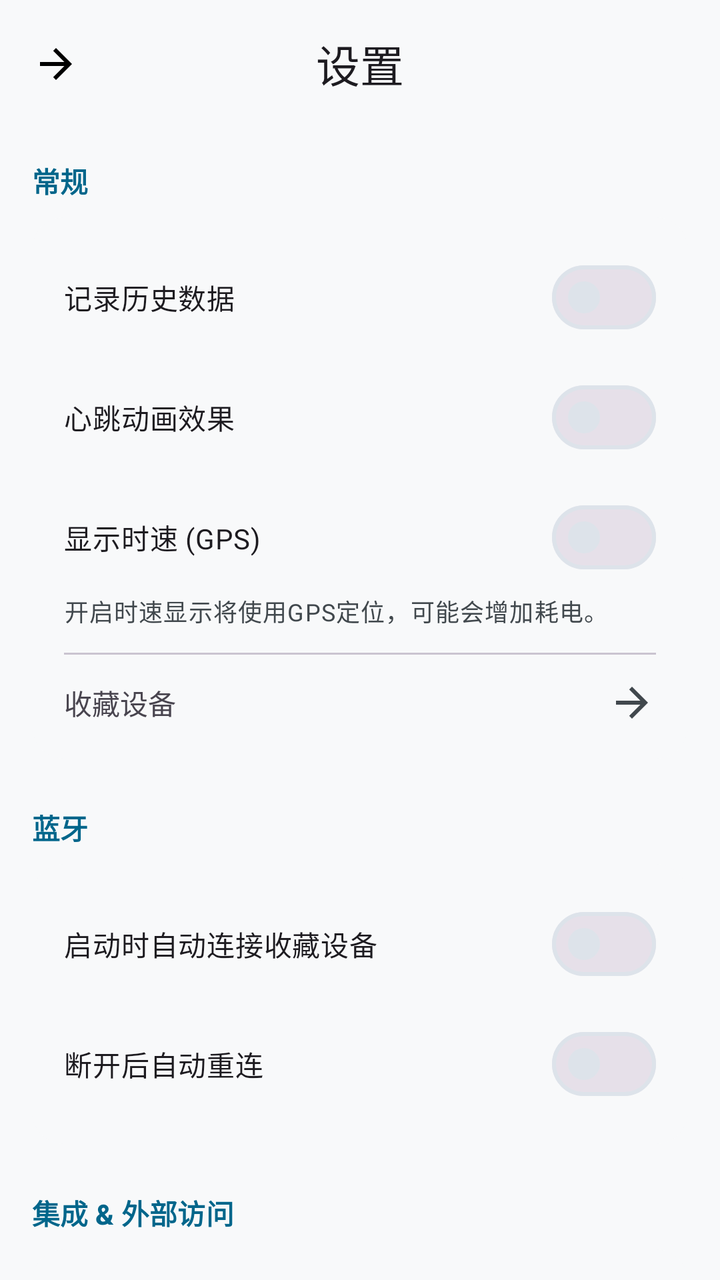
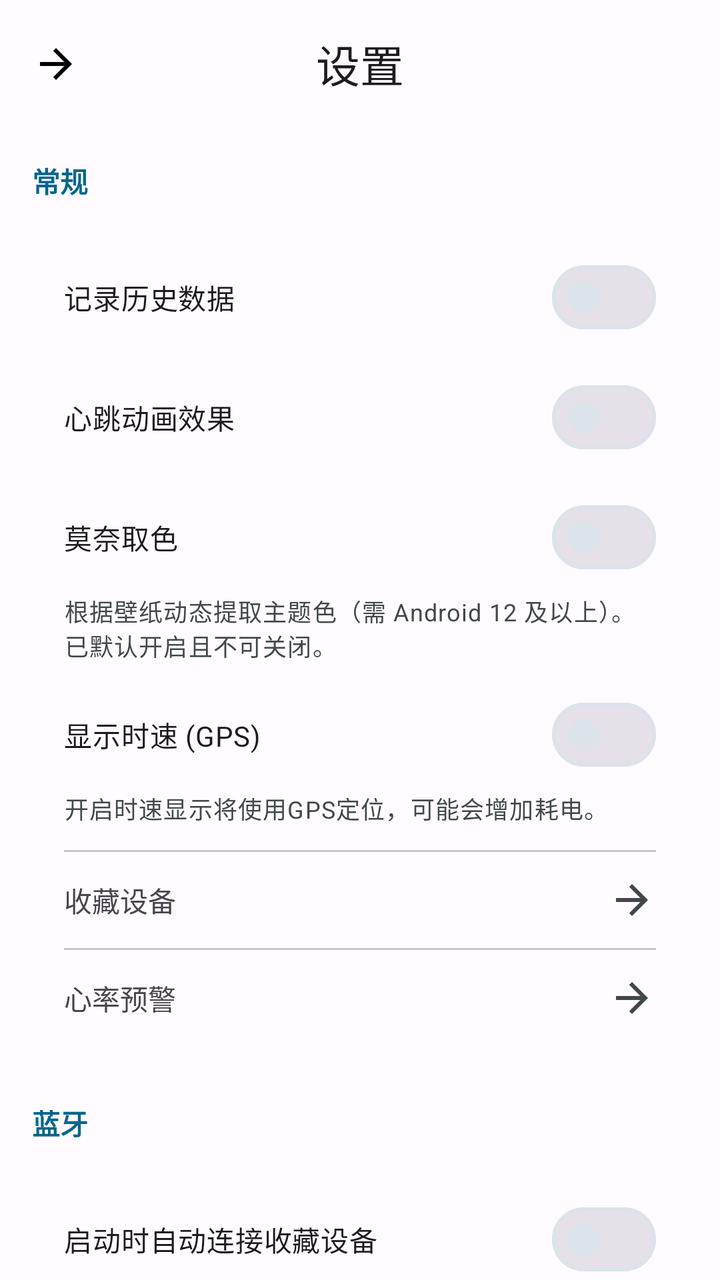

An Android layout rendered at two revisions. The XML below is the earlier revision; the diff shows what the commit changed to produce the second picture.
<!-- AndroidManifest.xml: application theme Theme.HeartRateMonitorMobile -->
<!-- res/layout/activity_settings.xml -->
<?xml version="1.0" encoding="utf-8"?>
<androidx.coordinatorlayout.widget.CoordinatorLayout xmlns:android="http://schemas.android.com/apk/res/android"
    xmlns:app="http://schemas.android.com/apk/res-auto"
    xmlns:tools="http://schemas.android.com/tools"
    android:layout_width="match_parent"
    android:layout_height="match_parent"
    android:background="?attr/colorSurface"
    android:fitsSystemWindows="true"
    tools:context=".ui.settings.SettingsActivity">

    <com.google.android.material.appbar.AppBarLayout
        android:layout_width="match_parent"
        android:layout_height="wrap_content"
        android:background="?attr/colorSurface"
        app:elevation="0dp">

        <com.google.android.material.appbar.MaterialToolbar
            android:id="@+id/toolbar"
            style="@style/Widget.App.Toolbar"
            android:layout_width="match_parent"
            android:layout_height="?attr/actionBarSize"
            app:navigationIcon="@drawable/ic_arrow_forward"
            app:title="设置" />
    </com.google.android.material.appbar.AppBarLayout>

    <androidx.core.widget.NestedScrollView
        android:layout_width="match_parent"
        android:layout_height="match_parent"
        app:layout_behavior="@string/appbar_scrolling_view_behavior">

        <LinearLayout
            android:layout_width="match_parent"
            android:layout_height="wrap_content"
            android:orientation="vertical"
            android:padding="16dp">

            <TextView
                style="@style/TextAppearance.App.SettingSection"
                android:layout_width="wrap_content"
                android:layout_height="wrap_content"
                android:layout_marginBottom="8dp"
                android:text="常规" />

            <com.google.android.material.card.MaterialCardView
                style="@style/Widget.App.Card"
                android:layout_width="match_parent"
                android:layout_height="wrap_content">

                <LinearLayout
                    android:layout_width="match_parent"
                    android:layout_height="wrap_content"
                    android:orientation="vertical"
                    android:padding="16dp">

                    <com.google.android.material.materialswitch.MaterialSwitch
                        android:id="@+id/historyRecordingSwitch"
                        style="@style/SettingsRow"
                        android:layout_marginBottom="12dp"
                        android:padding="0dp"
                        android:text="记录历史数据" />

                    <com.google.android.material.materialswitch.MaterialSwitch
                        android:id="@+id/heartbeatAnimationSwitch"
                        style="@style/SettingsRow"
                        android:layout_marginBottom="12dp"
                        android:padding="0dp"
                        android:text="心跳动画效果" />

                    <LinearLayout
                        android:layout_width="match_parent"
                        android:layout_height="wrap_content"
                        android:orientation="vertical">

                        <com.google.android.material.materialswitch.MaterialSwitch
                            android:id="@+id/speedDisplaySwitch"
                            style="@style/SettingsRow"
                            android:padding="0dp"
                            android:text="显示时速 (GPS)" />

                        <TextView
                            android:layout_width="match_parent"
                            android:layout_height="wrap_content"
                            android:paddingTop="4dp"
                            android:text="开启时速显示将使用GPS定位，可能会增加耗电。"
                            android:textAppearance="?attr/textAppearanceBodySmall"
                            android:textColor="?attr/colorOnSurfaceVariant" />
                    </LinearLayout>

                    <View
                        android:layout_width="match_parent"
                        android:layout_height="1dp"
                        android:layout_marginVertical="12dp"
                        android:background="?attr/colorOutlineVariant" />

                    <TextView
                        android:id="@+id/favoriteDevicesLink"
                        style="@style/SettingsRow"
                        android:background="?attr/selectableItemBackground"
                        android:clickable="true"
                        android:focusable="true"
                        android:padding="0dp"
                        android:text="收藏设备"
                        app:drawableEndCompat="@drawable/ic_arrow_forward"
                        app:drawableTint="?attr/colorOnSurfaceVariant" />
                </LinearLayout>
            </com.google.android.material.card.MaterialCardView>

            <TextView
                style="@style/TextAppearance.App.SettingSection"
                android:layout_width="wrap_content"
                android:layout_height="wrap_content"
                android:layout_marginTop="24dp"
                android:layout_marginBottom="8dp"
                android:text="蓝牙" />

            <com.google.android.material.card.MaterialCardView
                style="@style/Widget.App.Card"
                android:layout_width="match_parent"
                android:layout_height="wrap_content">

                <LinearLayout
                    android:layout_width="match_parent"
                    android:layout_height="wrap_content"
                    android:orientation="vertical"
                    android:padding="16dp">

                    <com.google.android.material.materialswitch.MaterialSwitch
                        android:id="@+id/autoConnectSwitch"
                        style="@style/SettingsRow"
                        android:layout_marginBottom="12dp"
                        android:padding="0dp"
                        android:text="启动时自动连接收藏设备" />

                    <com.google.android.material.materialswitch.MaterialSwitch
                        android:id="@+id/autoReconnectSwitch"
                        style="@style/SettingsRow"
                        android:padding="0dp"
                        android:text="断开后自动重连" />
                </LinearLayout>
            </com.google.android.material.card.MaterialCardView>

            <TextView
                style="@style/TextAppearance.App.SettingSection"
                android:layout_width="wrap_content"
                android:layout_height="wrap_content"
                android:layout_marginTop="24dp"
                android:layout_marginBottom="8dp"
                android:text="集成 &amp; 外部访问" />

            <com.google.android.material.card.MaterialCardView
                style="@style/Widget.App.Card"
                android:layout_width="match_parent"
                android:layout_height="wrap_content">

                <LinearLayout
                    android:layout_width="match_parent"
                    android:layout_height="wrap_content"
                    android:orientation="vertical"
                    android:padding="0dp">

                    <TextView
                        android:id="@+id/serverSettingsLink"
                        style="@style/SettingsRow"
                        android:background="?attr/selectableItemBackground"
                        android:clickable="true"
                        android:focusable="true"
                        android:padding="16dp"
                        android:text="HTTP &amp; WebSocket 服务器"
                        app:drawableEndCompat="@drawable/ic_arrow_forward"
                        app:drawableTint="?attr/colorOnSurfaceVariant" />

                    <View
                        android:layout_width="match_parent"
                        android:layout_height="1dp"
                        android:layout_marginHorizontal="16dp"
                        android:background="?attr/colorOutlineVariant" />

                    <TextView
                        android:id="@+id/webhookSettingsLink"
                        style="@style/SettingsRow"
                        android:background="?attr/selectableItemBackground"
                        android:clickable="true"
                        android:focusable="true"
                        android:padding="16dp"
                        android:text="Webhook 设置"
                        app:drawableEndCompat="@drawable/ic_arrow_forward"
                        app:drawableTint="?attr/colorOnSurfaceVariant" />
                </LinearLayout>
            </com.google.android.material.card.MaterialCardView>

            <TextView
                style="@style/TextAppearance.App.SettingSection"
                android:layout_width="wrap_content"
                android:layout_height="wrap_content"
                android:layout_marginTop="24dp"
                android:layout_marginBottom="8dp"
                android:text="状态栏常驻" />

            <com.google.android.material.card.MaterialCardView
                style="@style/Widget.App.Card"
                android:layout_width="match_parent"
                android:layout_height="wrap_content">

                <LinearLayout
                    android:layout_width="match_parent"
                    android:layout_height="wrap_content"
                    android:orientation="vertical"
                    android:padding="16dp">

                    <com.google.android.material.materialswitch.MaterialSwitch
                        android:id="@+id/statusBarResidentSwitch"
                        style="@style/SettingsRow"
                        android:layout_marginBottom="12dp"
                        android:padding="0dp"
                        android:text="状态栏常驻心率" />

                    <TextView
                        android:layout_width="match_parent"
                        android:layout_height="wrap_content"
                        android:paddingTop="4dp"
                        android:text="在顶部状态栏显示实时心率（需悬浮窗权限）"
                        android:textAppearance="?attr/textAppearanceBodySmall"
                        android:textColor="?attr/colorOnSurfaceVariant" />

                    <com.google.android.material.materialswitch.MaterialSwitch
                        android:id="@+id/statusBarBpmTextSwitch"
                        style="@style/SettingsRow"
                        android:layout_marginTop="12dp"
                        android:layout_marginBottom="4dp"
                        android:padding="0dp"
                        android:text="显示 'bpm' 单位" />

                    <TextView
                        style="@style/SettingsSubLabel"
                        android:layout_marginTop="16dp"
                        android:layout_marginBottom="4dp"
                        android:text="水平位置" />

                    <SeekBar
                        android:id="@+id/statusBarXPositionSeekBar"
                        style="@style/SettingsSeekBar"
                        android:layout_marginBottom="12dp"
                        android:max="100"
                        android:progress="0" />

                    <TextView
                        style="@style/SettingsSubLabel"
                        android:layout_marginBottom="4dp"
                        android:text="垂直微调" />

                    <SeekBar
                        android:id="@+id/statusBarYOffsetSeekBar"
                        style="@style/SettingsSeekBar"
                        android:layout_marginBottom="12dp"
                        android:max="20"
                        android:progress="10" />

                    <TextView
                        style="@style/SettingsSubLabel"
                        android:layout_marginBottom="4dp"
                        android:text="整体大小" />

                    <SeekBar
                        android:id="@+id/statusBarSizeSeekBar"
                        style="@style/SettingsSeekBar"
                        android:layout_marginBottom="12dp"
                        android:max="200"
                        android:progress="100" />

                    <TextView
                        style="@style/SettingsSubLabel"
                        android:layout_marginBottom="4dp"
                        android:text="文字粗细" />

                    <SeekBar
                        android:id="@+id/statusBarTextThicknessSeekBar"
                        style="@style/SettingsSeekBar"
                        android:max="100"
                        android:progress="0" />

                    <TextView
                        style="@style/SettingsSubLabel"
                        android:layout_marginTop="16dp"
                        android:layout_marginBottom="4dp"
                        android:text="文字颜色" />

                    <com.google.android.material.materialswitch.MaterialSwitch
                        android:id="@+id/statusBarAutoColorSwitch"
                        style="@style/SettingsRow"
                        android:layout_marginTop="12dp"
                        android:layout_marginBottom="4dp"
                        android:padding="0dp"
                        android:text="自动识别屏幕颜色" />

                    <TextView
                        android:layout_width="match_parent"
                        android:layout_height="wrap_content"
                        android:paddingTop="4dp"
                        android:text="通过截屏采样状态栏区域亮度，自动切换黑/白文字。需要一次录屏授权，会增加少量耗电；服务被系统杀死后重启需重新授权。"
                        android:textAppearance="?attr/textAppearanceBodySmall"
                        android:textColor="?attr/colorOnSurfaceVariant" />

                    <com.google.android.material.materialswitch.MaterialSwitch
                        android:id="@+id/statusBarWhiteTextSwitch"
                        style="@style/SettingsRow"
                        android:layout_marginTop="12dp"
                        android:layout_marginBottom="4dp"
                        android:padding="0dp"
                        android:text="使用白色文字" />

                    <TextView
                        android:layout_width="match_parent"
                        android:layout_height="wrap_content"
                        android:paddingTop="4dp"
                        android:text="关闭“自动识别”时生效。默认关闭即为纯黑文字。"
                        android:textAppearance="?attr/textAppearanceBodySmall"
                        android:textColor="?attr/colorOnSurfaceVariant" />
                </LinearLayout>
            </com.google.android.material.card.MaterialCardView>

            <TextView
                style="@style/TextAppearance.App.SettingSection"
                android:layout_width="wrap_content"
                android:layout_height="wrap_content"
                android:layout_marginTop="24dp"
                android:layout_marginBottom="8dp"
                android:text="悬浮窗样式" />

            <com.google.android.material.card.MaterialCardView
                style="@style/Widget.App.Card"
                android:layout_width="match_parent"
                android:layout_height="wrap_content">

                <LinearLayout
                    android:layout_width="match_parent"
                    android:layout_height="wrap_content"
                    android:orientation="vertical"
                    android:padding="16dp">

                    <com.google.android.material.materialswitch.MaterialSwitch
                        android:id="@+id/bpmTextSwitch"
                        style="@style/SettingsRow"
                        android:layout_marginBottom="12dp"
                        android:padding="0dp"
                        android:text="显示 'bpm' 文字" />

                    <com.google.android.material.materialswitch.MaterialSwitch
                        android:id="@+id/heartIconSwitch"
                        style="@style/SettingsRow"
                        android:layout_marginBottom="16dp"
                        android:padding="0dp"
                        android:text="显示心形图标" />

                    <TextView
                        style="@style/SettingsSubLabel"
                        android:layout_marginBottom="4dp"
                        android:text="整体大小" />

                    <SeekBar
                        android:id="@+id/sizeSeekBar"
                        style="@style/SettingsSeekBar"
                        android:layout_marginBottom="12dp"
                        android:max="200"
                        android:progress="100" />

                    <TextView
                        style="@style/SettingsSubLabel"
                        android:layout_marginBottom="4dp"
                        android:text="图标大小" />

                    <SeekBar
                        android:id="@+id/iconSizeSeekBar"
                        style="@style/SettingsSeekBar"
                        android:layout_marginBottom="12dp"
                        android:max="200"
                        android:progress="100" />

                    <TextView
                        style="@style/SettingsSubLabel"
                        android:layout_marginBottom="4dp"
                        android:text="圆角半径" />

                    <SeekBar
                        android:id="@+id/cornerRadiusSeekBar"
                        style="@style/SettingsSeekBar"
                        android:layout_marginBottom="12dp"
                        android:max="100"
                        android:progress="50" />

                    <TextView
                        style="@style/SettingsSubLabel"
                        android:layout_marginBottom="4dp"
                        android:text="背景不透明度" />

                    <SeekBar
                        android:id="@+id/bgAlphaSeekBar"
                        style="@style/SettingsSeekBar"
                        android:layout_marginBottom="12dp"
                        android:max="100"
                        android:progress="80" />

                    <TextView
                        style="@style/SettingsSubLabel"
                        android:layout_marginBottom="4dp"
                        android:text="边框不透明度" />

                    <SeekBar
                        android:id="@+id/borderAlphaSeekBar"
                        style="@style/SettingsSeekBar"
                        android:max="100"
                        android:progress="100" />

                    <LinearLayout
                        android:layout_width="match_parent"
                        android:layout_height="wrap_content"
                        android:layout_marginTop="16dp"
                        android:orientation="horizontal">

                        <LinearLayout
                            android:layout_width="0dp"
                            android:layout_height="wrap_content"
                            android:layout_weight="1"
                            android:gravity="center"
                            android:orientation="vertical">

                            <View
                                android:id="@+id/textColorPreview"
                                style="@style/ColorPreview"
                                android:background="@android:color/black" />

                            <TextView
                                android:layout_width="wrap_content"
                                android:layout_height="wrap_content"
                                android:layout_marginTop="8dp"
                                android:text="文本"
                                android:textAppearance="?attr/textAppearanceBodySmall" />
                        </LinearLayout>

                        <LinearLayout
                            android:layout_width="0dp"
                            android:layout_height="wrap_content"
                            android:layout_weight="1"
                            android:gravity="center"
                            android:orientation="vertical">

                            <View
                                android:id="@+id/bgColorPreview"
                                style="@style/ColorPreview"
                                android:background="@android:color/black" />

                            <TextView
                                android:layout_width="wrap_content"
                                android:layout_height="wrap_content"
                                android:layout_marginTop="8dp"
                                android:text="背景"
                                android:textAppearance="?attr/textAppearanceBodySmall" />
                        </LinearLayout>

                        <LinearLayout
                            android:layout_width="0dp"
                            android:layout_height="wrap_content"
                            android:layout_weight="1"
                            android:gravity="center"
                            android:orientation="vertical">

                            <View
                                android:id="@+id/borderColorPreview"
                                style="@style/ColorPreview"
                                android:background="@android:color/darker_gray" />

                            <TextView
                                android:layout_width="wrap_content"
                                android:layout_height="wrap_content"
                                android:layout_marginTop="8dp"
                                android:text="边框"
                                android:textAppearance="?attr/textAppearanceBodySmall" />
                        </LinearLayout>

                    </LinearLayout>
                </LinearLayout>
            </com.google.android.material.card.MaterialCardView>

            <TextView
                style="@style/TextAppearance.App.SettingSection"
                android:layout_width="wrap_content"
                android:layout_height="wrap_content"
                android:layout_marginTop="24dp"
                android:layout_marginBottom="8dp"
                android:text="关于" />

            <com.google.android.material.card.MaterialCardView
                style="@style/Widget.App.Card"
                android:layout_width="match_parent"
                android:layout_height="wrap_content">

                <LinearLayout
                    android:layout_width="match_parent"
                    android:layout_height="wrap_content"
                    android:orientation="vertical"
                    android:padding="0dp">

                    <LinearLayout
                        android:layout_width="match_parent"
                        android:layout_height="wrap_content"
                        android:orientation="horizontal"
                        android:padding="16dp">

                        <TextView
                            android:layout_width="wrap_content"
                            android:layout_height="wrap_content"
                            android:text="版本"
                            android:textAppearance="?attr/textAppearanceBodyLarge" />

                        <TextView
                            android:id="@+id/appVersionText"
                            android:layout_width="wrap_content"
                            android:layout_height="wrap_content"
                            android:layout_marginStart="8dp"
                            android:text="1.0.0"
                            android:textAppearance="?attr/textAppearanceBodyLarge"
                            android:textColor="?attr/colorOnSurfaceVariant" />
                    </LinearLayout>

                    <View
                        android:layout_width="match_parent"
                        android:layout_height="1dp"
                        android:layout_marginHorizontal="16dp"
                        android:background="?attr/colorOutlineVariant" />

                    <TextView
                        android:id="@+id/githubLink"
                        android:layout_width="match_parent"
                        android:layout_height="wrap_content"
                        android:background="?attr/selectableItemBackground"
                        android:clickable="true"
                        android:focusable="true"
                        android:padding="16dp"
                        android:text="访问 GitHub 仓库"
                        android:textColor="?attr/colorPrimary"
                        android:textStyle="bold"
                        app:drawableEndCompat="@drawable/ic_github"
                        app:drawableTint="?attr/colorPrimary" />

                </LinearLayout>
            </com.google.android.material.card.MaterialCardView>

            <Space
                android:layout_width="match_parent"
                android:layout_height="32dp" />

        </LinearLayout>
    </androidx.core.widget.NestedScrollView>
</androidx.coordinatorlayout.widget.CoordinatorLayout>
<!-- resources referenced by this layout -->
<resources>
  <style name="ColorPreview">
          <item name="android:layout_width">40dp</item>
          <item name="android:layout_height">40dp</item>
          <item name="android:background">@drawable/background_card_status</item>
          <item name="shapeAppearanceOverlay">@style/ShapeAppearance.Material3.Corner.Medium</item>
      </style>
  <style name="SettingsSeekBar">
          <item name="android:layout_width">match_parent</item>
          <item name="android:layout_height">wrap_content</item>
          <item name="android:layout_marginTop">4dp</item>
      </style>
  <style name="TextAppearance.App.SettingSection" parent="TextAppearance.Material3.TitleSmall">
          <item name="android:textColor">?attr/colorPrimary</item>
          <item name="android:textStyle">bold</item>
      </style>
  <style name="Widget.App.Card" parent="Widget.Material3.CardView.Filled">
          <item name="cardBackgroundColor">?attr/colorSurfaceContainerLow</item>
          <item name="cardCornerRadius">16dp</item>
          <item name="cardElevation">0dp</item>
          <item name="strokeWidth">0dp</item>
      </style>
  <style name="Widget.App.Toolbar" parent="Widget.Material3.Toolbar">
          <item name="android:background">@android:color/transparent</item>
          <item name="titleCentered">true</item>
          <item name="titleTextAppearance">?attr/textAppearanceTitleLarge</item>
      </style>
  <style name="Theme.HeartRateMonitorMobile" parent="Theme.Material3.DayNight.NoActionBar">
          <item name="colorPrimary">@color/primary_light</item>
          <item name="colorOnPrimary">@color/on_primary_light</item>
          <item name="colorPrimaryContainer">@color/primary_container_light</item>
          <item name="colorOnPrimaryContainer">@color/on_primary_container_light</item>
          <item name="android:colorBackground">@color/background_light</item>
          <item name="colorOnBackground">@color/on_background_light</item>
          <item name="colorSurface">@color/surface_light</item>
          <item name="colorOnSurface">@color/on_surface_light</item>
          <item name="colorSurfaceVariant">@color/surface_variant_light</item>
          <item name="colorOnSurfaceVariant">@color/on_surface_variant_light</item>
          <item name="colorSurfaceContainerLow">@color/surface_light</item>
          <item name="colorSurfaceContainer">@color/surface_light</item>
          <item name="colorSurfaceContainerHigh">@color/surface_variant_light</item>
          <item name="colorOutline">@color/surface_variant_light</item>
  
          <item name="android:statusBarColor">@android:color/transparent</item>
          <item name="android:windowLightStatusBar">true</item>
          <item name="android:windowBackground">@color/background_light</item>
      </style>
  <style name="SettingsLabel">
          <item name="android:layout_width">0dp</item>
          <item name="android:layout_height">wrap_content</item>
          <item name="android:layout_weight">1</item>
          <item name="android:textAppearance">?attr/textAppearanceBodyLarge</item>
          <item name="android:textColor">?attr/colorOnSurface</item>
      </style>
  <color name="primary_light">#00668B</color>
  <color name="on_primary_light">#FFFFFF</color>
  <color name="primary_container_light">#C3E8FF</color>
  <color name="on_primary_container_light">#001F2D</color>
  <color name="background_light">#F8F9FA</color>
  <color name="on_background_light">#191C1E</color>
  <color name="surface_light">#F8F9FA</color>
  <color name="on_surface_light">#191C1E</color>
  <color name="surface_variant_light">#DDE3EA</color>
  <color name="on_surface_variant_light">#41484D</color>
  <!-- unchanged entries left out for length: 5 -->
</resources>

<!-- the commit's change to res/layout/activity_settings.xml (unified diff, before → after) -->
@@ -5,10 +5,10 @@
     android:layout_width="match_parent"
     android:layout_height="match_parent"
     android:background="?attr/colorSurface"
-    android:fitsSystemWindows="true"
     tools:context=".ui.settings.SettingsActivity">
 
     <com.google.android.material.appbar.AppBarLayout
+        android:id="@+id/appBar"
         android:layout_width="match_parent"
         android:layout_height="wrap_content"
         android:background="?attr/colorSurface"
@@ -69,6 +69,27 @@
                     <LinearLayout
                         android:layout_width="match_parent"
                         android:layout_height="wrap_content"
+                        android:layout_marginBottom="12dp"
+                        android:orientation="vertical">
+
+                        <com.google.android.material.materialswitch.MaterialSwitch
+                            android:id="@+id/monetColorSwitch"
+                            style="@style/SettingsRow"
+                            android:padding="0dp"
+                            android:text="莫奈取色" />
+
+                        <TextView
+                            android:layout_width="match_parent"
+                            android:layout_height="wrap_content"
+                            android:paddingTop="4dp"
+                            android:text="根据壁纸动态提取主题色（需 Android 12 及以上）。已默认开启且不可关闭。"
+                            android:textAppearance="?attr/textAppearanceBodySmall"
+                            android:textColor="?attr/colorOnSurfaceVariant" />
+                    </LinearLayout>
+
+                    <LinearLayout
+                        android:layout_width="match_parent"
+                        android:layout_height="wrap_content"
                         android:orientation="vertical">
 
                         <com.google.android.material.materialswitch.MaterialSwitch
@@ -100,6 +121,23 @@
                         android:focusable="true"
                         android:padding="0dp"
                         android:text="收藏设备"
+                        app:drawableEndCompat="@drawable/ic_arrow_forward"
+                        app:drawableTint="?attr/colorOnSurfaceVariant" />
+
+                    <View
+                        android:layout_width="match_parent"
+                        android:layout_height="1dp"
+                        android:layout_marginVertical="12dp"
+                        android:background="?attr/colorOutlineVariant" />
+
+                    <TextView
+                        android:id="@+id/heartRateAlarmLink"
+                        style="@style/SettingsRow"
+                        android:background="?attr/selectableItemBackground"
+                        android:clickable="true"
+                        android:focusable="true"
+                        android:padding="0dp"
+                        android:text="心率预警"
                         app:drawableEndCompat="@drawable/ic_arrow_forward"
                         app:drawableTint="?attr/colorOnSurfaceVariant" />
                 </LinearLayout>
@@ -337,6 +375,14 @@
                     android:orientation="vertical"
                     android:padding="16dp">
 
+                    <TextView
+                        android:layout_width="match_parent"
+                        android:layout_height="wrap_content"
+                        android:layout_marginBottom="12dp"
+                        android:text="长按悬浮窗开启触摸穿透，开启后触摸直接传递给下方应用，不影响手机其他操作。再次长按悬浮窗或点击通知栏按钮关闭。"
+                        android:textAppearance="?attr/textAppearanceBodySmall"
+                        android:textColor="?attr/colorOnSurfaceVariant" />
+
                     <com.google.android.material.materialswitch.MaterialSwitch
                         android:id="@+id/bpmTextSwitch"
                         style="@style/SettingsRow"
<!-- resource entries referenced after the edit -->
@@ -44,6 +44,8 @@
   
           <item name="android:statusBarColor">@android:color/transparent</item>
           <item name="android:windowLightStatusBar">true</item>
+          <item name="android:navigationBarColor">@android:color/transparent</item>
+          <item name="android:windowLightNavigationBar">true</item>
           <item name="android:windowBackground">@color/background_light</item>
       </style>
   <style name="SettingsLabel">
@@ -59,7 +61,7 @@
   <color name="on_primary_container_light">#001F2D</color>
   <color name="background_light">#F8F9FA</color>
   <color name="on_background_light">#191C1E</color>
-  <color name="surface_light">#F8F9FA</color>
+  <color name="surface_light">#FFFBFE</color>
   <color name="on_surface_light">#191C1E</color>
   <color name="surface_variant_light">#DDE3EA</color>
   <color name="on_surface_variant_light">#41484D</color>
